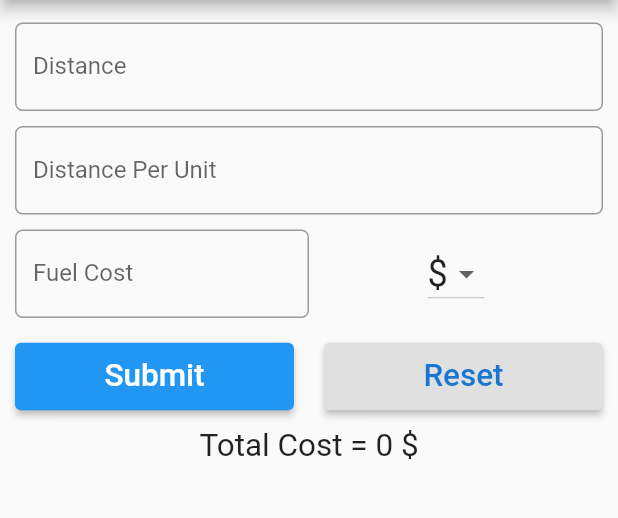
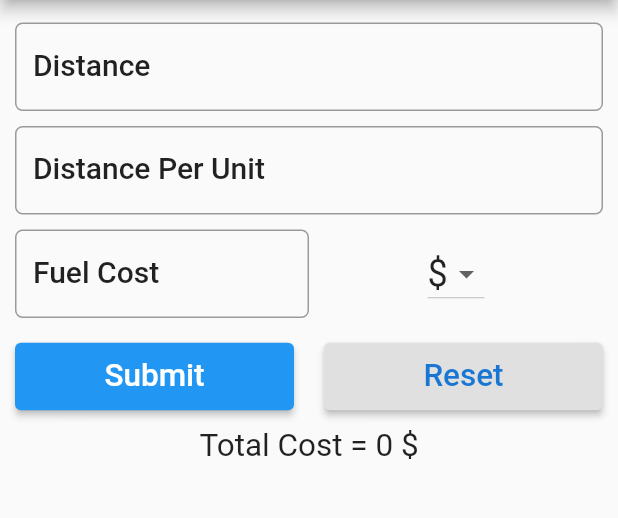
Before and after one commit to devahmedsaleh/trip_cost, a Flutter app: the screen it shows after launch, on a phone screen of 412 x 824 dp, the part 84-602 px from its top. Run offline on Flutter 3.47's test engine with Material 2 defaults, Android fonts, the phone set to English and light mode, and no system bars.

Commit message:
change label style

```diff
--- a/lib/main.dart
+++ b/lib/main.dart
@@ -151,6 +151,7 @@ class InputText extends StatelessWidget {
         decoration: InputDecoration(
           labelText: label,
           hintText: hint,
+          labelStyle: Theme.of(context).textTheme.headline6,
           border: OutlineInputBorder(
             borderRadius: BorderRadius.circular(5),
           ),
```
